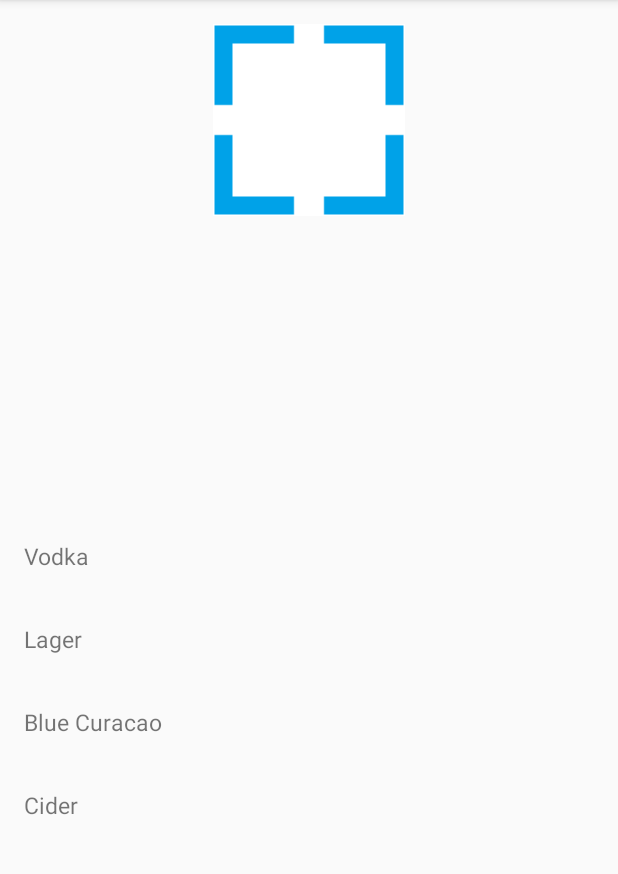
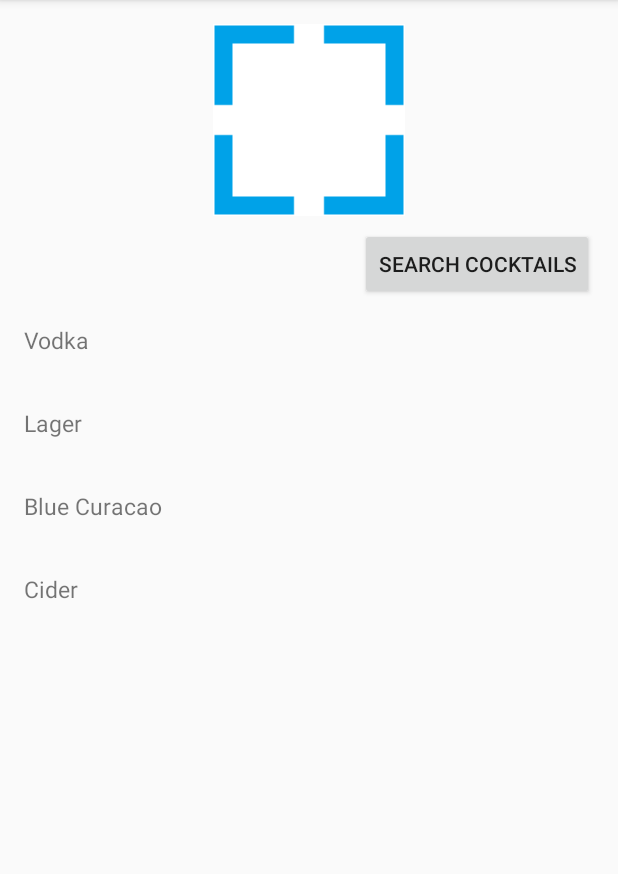
Before and after one commit to rcontrai/CoctelAppMobile, an Android app: the AmendActivity screen opened directly, with no data from a screen before it, on a phone screen of 412 x 824 dp, the part 84-958 px from its top. Run offline under Robolectric (Android 15) with nearby library versions, the phone set to English and light mode, and no system bars.

Commit message:
Added a new CocktailChoiceActivity which receives information from AmendActivity and is designed to display the results of a cocktail search. Currently it only displays the Ingredients it receives from the previous activity for debug purposes.

```diff
--- a/CoctelAPP/app/src/main/AndroidManifest.xml
+++ b/CoctelAPP/app/src/main/AndroidManifest.xml
@@ -17,6 +17,7 @@
             </intent-filter>
         </activity>
         <activity android:name=".AmendActivity" />
+        <activity android:name=".CocktailChoiceActivity" />
     </application>
 
 </manifest>
--- a/CoctelAPP/app/src/main/java/com/pad/coctelapp/AmendActivity.java
+++ b/CoctelAPP/app/src/main/java/com/pad/coctelapp/AmendActivity.java
@@ -1,7 +1,10 @@
 package com.pad.coctelapp;
 
+import android.content.Intent;
 import android.content.res.Configuration;
 import android.os.Bundle;
+import android.util.Log;
+import android.view.View;
 
 import androidx.appcompat.app.AppCompatActivity;
 import androidx.recyclerview.widget.LinearLayoutManager;
@@ -13,13 +16,17 @@ import java.util.List;
 public class AmendActivity extends AppCompatActivity {
 
     private static final String TAG = "AmendActivity";
+    static final String EXTRA_ADD_INGREDIENTS = "es.ucm.fdi.calculator.EXTRA_ADD_INGREDIENTS";
 
     RecyclerView recyclerView;
     IngredientListAdapter adapter;
 
+    List<String> ingredients;
+
     @Override
     protected void onCreate(Bundle savedInstanceState) {
         super.onCreate(savedInstanceState);
+        Log.d(TAG,"AmendActivity started");
         if (getResources().getConfiguration().orientation == Configuration.ORIENTATION_PORTRAIT) {
             setContentView(R.layout.activity_amend_p);
         } else {
@@ -34,7 +41,7 @@ public class AmendActivity extends AppCompatActivity {
 
         /* Test display*/
         try {
-            List<String> ingredients = new ArrayList<String>();
+            ingredients = new ArrayList<String>();
             ingredients.add("Vodka");
             ingredients.add("Lager");
             ingredients.add("Blue Curacao");
@@ -50,4 +57,14 @@ public class AmendActivity extends AppCompatActivity {
         adapter.setIngredients(ingredients);
         adapter.notifyDataSetChanged();
     }
+
+    public void startCocktailSearch(View view) {
+        Log.d(TAG,"searchCocktailButton was pressed");
+        Intent checkRecipesIntent = new Intent(this,CocktailChoiceActivity.class);
+        ArrayList<CharSequence> charSequenceIngredients = new ArrayList<CharSequence>(ingredients.size());
+        charSequenceIngredients.addAll(ingredients);
+        checkRecipesIntent.putCharSequenceArrayListExtra(EXTRA_ADD_INGREDIENTS,charSequenceIngredients);
+        Log.d(TAG,"launching CocktailChoiceActivity");
+        startActivity(checkRecipesIntent);
+    }
 }
--- a/CoctelAPP/app/src/main/res/layout/activity_amend_p.xml
+++ b/CoctelAPP/app/src/main/res/layout/activity_amend_p.xml
@@ -5,6 +5,17 @@
     xmlns:tools="http://schemas.android.com/tools"
     android:layout_width="match_parent"
     android:layout_height="match_parent">
+
+    <Button
+        android:id="@+id/searchCocktailButton2"
+        android:layout_width="wrap_content"
+        android:layout_height="wrap_content"
+        android:layout_marginTop="8dp"
+        android:layout_marginEnd="16dp"
+        android:onClick="startCocktailSearch"
+        android:text="Search Cocktails"
+        app:layout_constraintEnd_toEndOf="parent"
+        app:layout_constraintTop_toBottomOf="@+id/imageView" />
 
     <ImageView
         android:id="@+id/imageView"
@@ -24,7 +35,7 @@
     <androidx.recyclerview.widget.RecyclerView
         android:id="@+id/recyclerView"
         android:layout_width="0dp"
-        android:layout_height="400dp"
+        android:layout_height="0dp"
         android:layout_marginStart="16dp"
         android:layout_marginTop="8dp"
         android:layout_marginEnd="16dp"
@@ -33,6 +44,6 @@
         app:layout_constraintEnd_toEndOf="parent"
         app:layout_constraintHorizontal_bias="0.0"
         app:layout_constraintStart_toStartOf="parent"
-        app:layout_constraintTop_toBottomOf="@+id/imageView"
-        app:layout_constraintVertical_bias="1.0" />
+        app:layout_constraintTop_toBottomOf="@+id/searchCocktailButton2"
+        app:layout_constraintVertical_bias="0.0" />
 </androidx.constraintlayout.widget.ConstraintLayout>
```
Also changed, not shown: CoctelAPP/app/src/main/java/com/pad/coctelapp/CocktailChoiceActivity.java (added, +53 -0 lines), CoctelAPP/app/src/main/res/layout/activity_amend_l.xml (+13 -4 lines), CoctelAPP/app/src/main/res/layout/activity_cocktailchoice.xml (added, +21 -0 lines).
